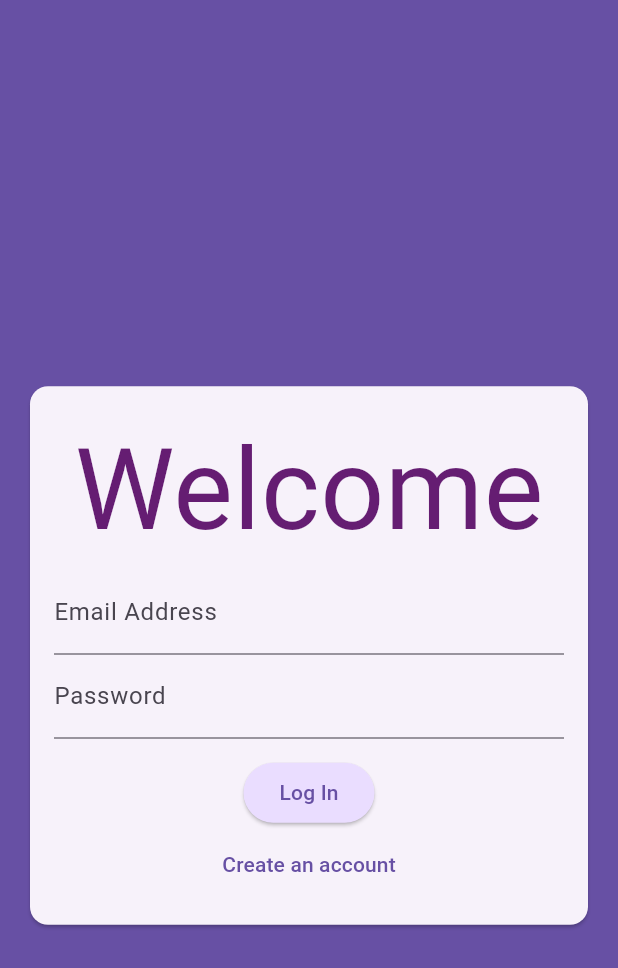
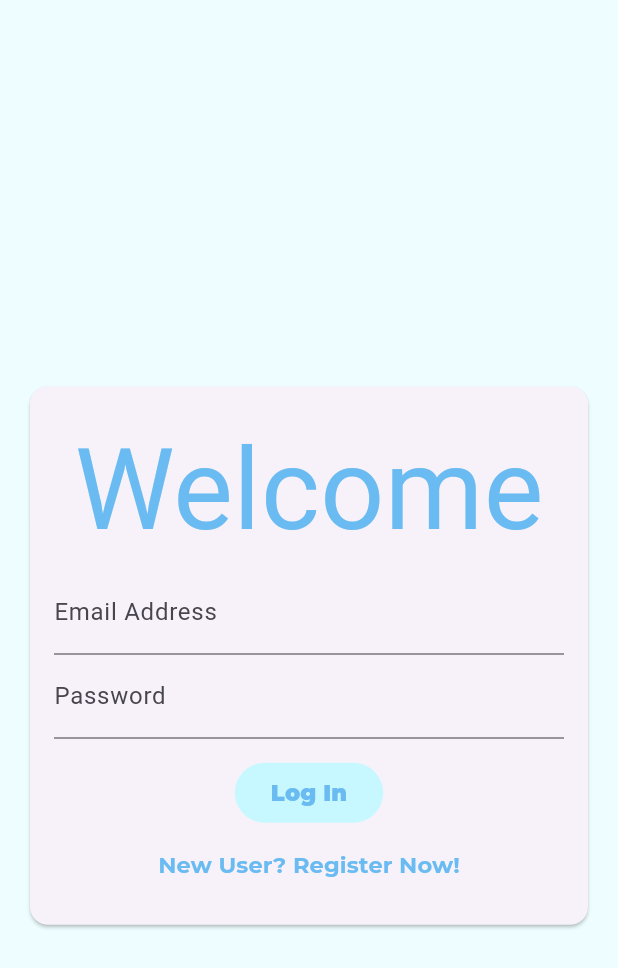
Before and after one commit to CS5520-Seattle-Fall23/finalproject-fantastic-four, a Flutter app: the screen it shows after launch, on a phone screen of 412 x 824 dp. Shown: the top 968 px of the screen. Run offline on Flutter 3.47's test engine with Material 3 defaults, Android fonts, the phone set to English and light mode, and no system bars; our stand-ins replace bot_toast, card_swiper, cloud_firestore, firebase_auth, firebase_core, firebase_messaging and 5 more; accounts and stored records are empty; Roboto replaces fonts that are missing (Hiatus).

Commit message:
chang color and fonts

```diff
--- a/sweetpet/lib/controller/login_controller/login_controller.dart
+++ b/sweetpet/lib/controller/login_controller/login_controller.dart
@@ -92,7 +92,7 @@ class _AuthScreenState extends State<LoginController> {
   @override
   Widget build(BuildContext context) {
     return Scaffold(
-      backgroundColor: Theme.of(context).colorScheme.primary,
+      backgroundColor: Color.fromRGBO(238, 253, 255, 1),
       body: Center(
         child: SingleChildScrollView(
           child: Column(
@@ -123,7 +123,7 @@ class _AuthScreenState extends State<LoginController> {
                             style: const TextStyle(
                               fontSize: 75,
                               fontFamily: 'Hiatus',
-                              color: Color.fromARGB(255, 101, 29, 114),
+                              color: Color.fromARGB(255, 106, 187, 241),
                             ),
                           ),
                           if (!_isLogin)
@@ -192,11 +192,19 @@ class _AuthScreenState extends State<LoginController> {
                             ElevatedButton(
                               onPressed: _submit,
                               style: ElevatedButton.styleFrom(
-                                backgroundColor: Theme.of(context)
-                                    .colorScheme
-                                    .primaryContainer,
+                                backgroundColor:
+                                    Color.fromRGBO(200, 248, 255, 1),
+                                elevation: 0, // Remove button shadow
                               ),
-                              child: Text(_isLogin ? 'Log In' : 'Sign Up'),
+                              child: Text(
+                                _isLogin ? 'Log In' : 'Sign Up',
+                                style: const TextStyle(
+                                  fontSize: 15,
+                                  fontFamily: 'Mont',
+                                  fontWeight: FontWeight.w900,
+                                  color: Color.fromARGB(255, 106, 187, 241),
+                                ),
+                              ),
                             ),
                           if (!_isAuthenticating)
                             TextButton(
@@ -205,9 +213,17 @@ class _AuthScreenState extends State<LoginController> {
                                   _isLogin = !_isLogin;
                                 });
                               },
-                              child: Text(_isLogin
-                                  ? 'Create an account'
-                                  : 'I already have an account'),
+                              child: Text(
+                                _isLogin
+                                    ? 'New User? Register Now!'
+                                    : 'I Already Have An Account',
+                                style: const TextStyle(
+                                  fontSize: 15,
+                                  fontFamily: 'Mont',
+                                  fontWeight: FontWeight.bold,
+                                  color: Color.fromARGB(255, 106, 187, 241),
+                                ),
+                              ),
                             ),
                         ],
                       ),
--- a/sweetpet/pubspec.yaml
+++ b/sweetpet/pubspec.yaml
@@ -109,3 +109,6 @@ flutter:
     - family: Hiatus
       fonts:
         - asset: assets/fonts/Hiatus.ttf
+    - family: Mont
+      fonts:
+        - asset: assets/fonts/Mont.ttf
```
Also changed, not shown: sweetpet/lib/page/chat_page/user_image_picker.dart (+15 -7 lines), sweetpet/assets/fonts/Mont.ttf (added), sweetpet/assets/fonts/Montserrat-VariableFont_wght.ttf (added).
